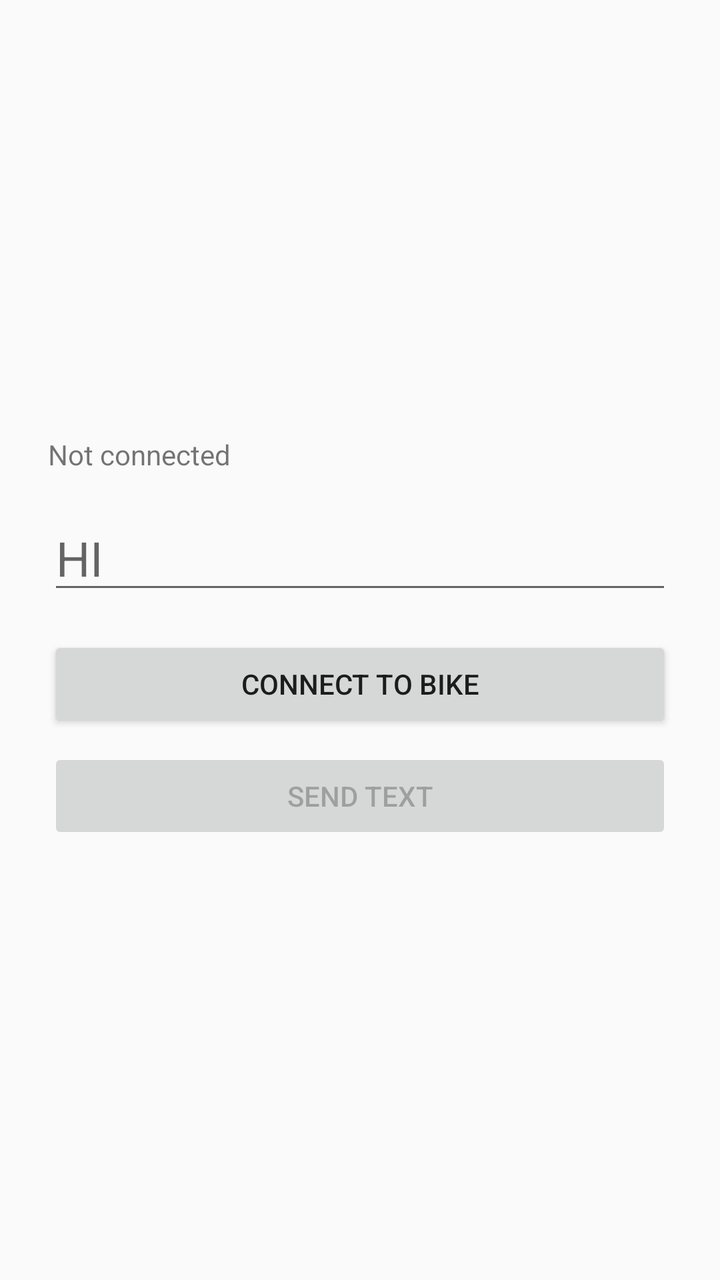
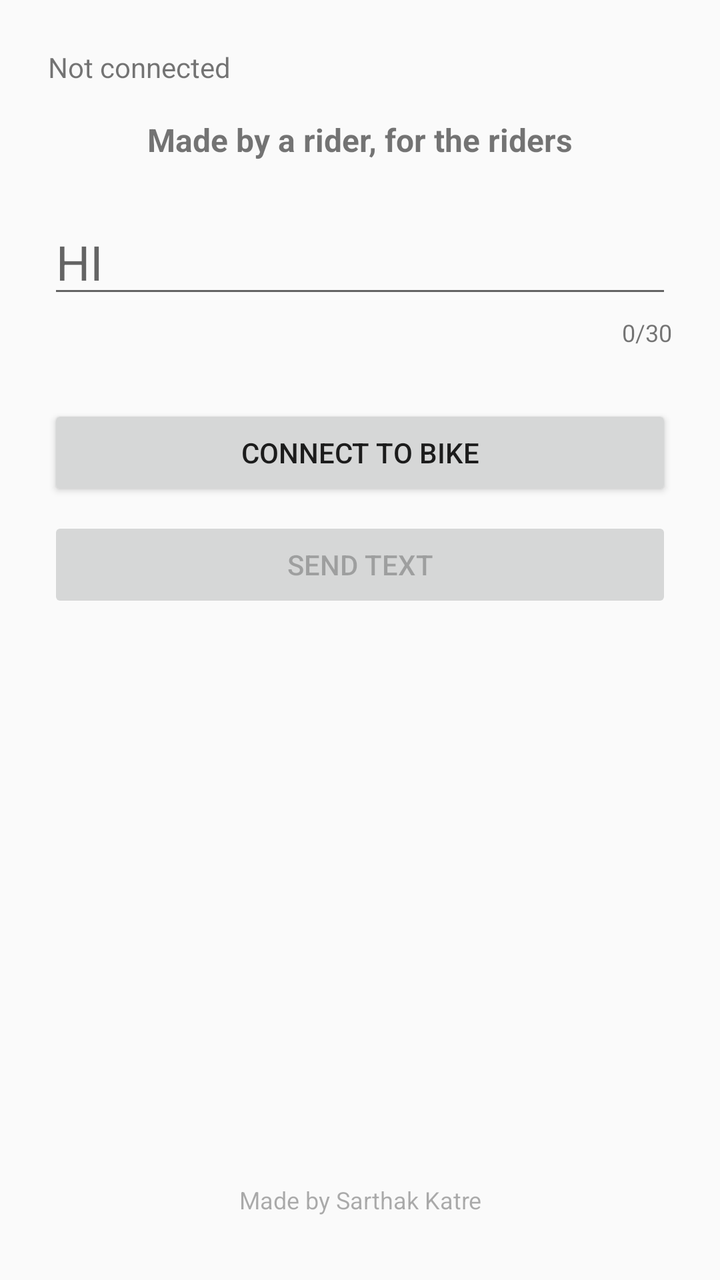

Two renders of the same Android screen: before a commit and after it. Below are the layout's source before the change and the commit's diff.
<!-- AndroidManifest.xml: application theme Theme.AppCompat.Light -->
<!-- res/layout/activity_main.xml -->
<?xml version="1.0" encoding="utf-8"?>
<LinearLayout xmlns:android="http://schemas.android.com/apk/res/android"
    android:layout_width="match_parent"
    android:layout_height="match_parent"
    android:orientation="vertical"
    android:padding="24dp"
    android:gravity="center">

    <TextView
        android:id="@+id/statusText"
        android:layout_width="match_parent"
        android:layout_height="wrap_content"
        android:text="Not connected"
        android:textSize="14sp"
        android:paddingBottom="16dp" />

    <EditText
        android:id="@+id/inputText"
        android:layout_width="match_parent"
        android:layout_height="wrap_content"
        android:hint="HI"
        android:maxLength="10"
        android:inputType="textCapCharacters"
        android:textSize="24sp" />

    <Button
        android:id="@+id/connectButton"
        android:layout_width="match_parent"
        android:layout_height="wrap_content"
        android:layout_marginTop="16dp"
        android:text="Connect to Bike" />

    <Button
        android:id="@+id/sendButton"
        android:layout_width="match_parent"
        android:layout_height="wrap_content"
        android:layout_marginTop="8dp"
        android:enabled="false"
        android:text="Send Text" />

</LinearLayout>
<!-- resources referenced by this layout -->
<resources>

</resources>

<!-- the commit's change to res/layout/activity_main.xml (unified diff, before → after) -->
@@ -4,7 +4,7 @@
     android:layout_height="match_parent"
     android:orientation="vertical"
     android:padding="24dp"
-    android:gravity="center">
+    android:gravity="top|center_horizontal">
 
     <TextView
         android:id="@+id/statusText"
@@ -14,14 +14,32 @@
         android:textSize="14sp"
         android:paddingBottom="16dp" />
 
+    <TextView
+        android:layout_width="match_parent"
+        android:layout_height="wrap_content"
+        android:text="Made by a rider, for the riders"
+        android:textStyle="bold"
+        android:textSize="16sp"
+        android:gravity="center"
+        android:paddingBottom="24dp" />
+
     <EditText
         android:id="@+id/inputText"
         android:layout_width="match_parent"
         android:layout_height="wrap_content"
         android:hint="HI"
-        android:maxLength="10"
-        android:inputType="textCapCharacters"
+        android:maxLength="30"
         android:textSize="24sp" />
+
+    <TextView
+        android:id="@+id/charCountText"
+        android:layout_width="match_parent"
+        android:layout_height="wrap_content"
+        android:text="0/30"
+        android:textSize="12sp"
+        android:gravity="end"
+        android:paddingTop="4dp"
+        android:paddingBottom="12dp" />
 
     <Button
         android:id="@+id/connectButton"
@@ -38,4 +56,15 @@
         android:enabled="false"
         android:text="Send Text" />
 
+    <TextView
+        android:layout_width="match_parent"
+        android:layout_height="0dp"
+        android:layout_weight="1"
+        android:gravity="bottom|center_horizontal"
+        android:paddingTop="24dp"
+        android:paddingBottom="8dp"
+        android:text="Made by Sarthak Katre"
+        android:textSize="12sp"
+        android:alpha="0.6" />
+
 </LinearLayout>
